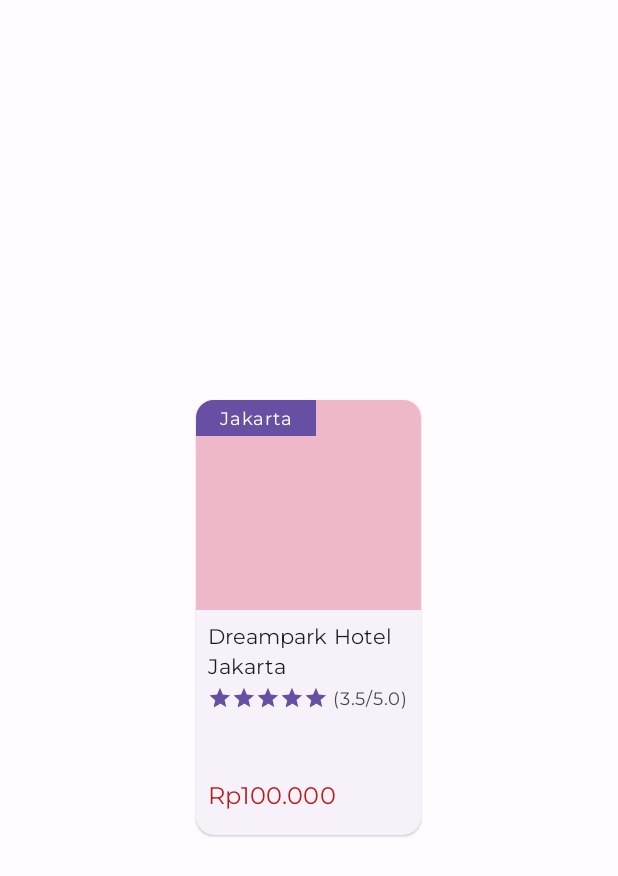
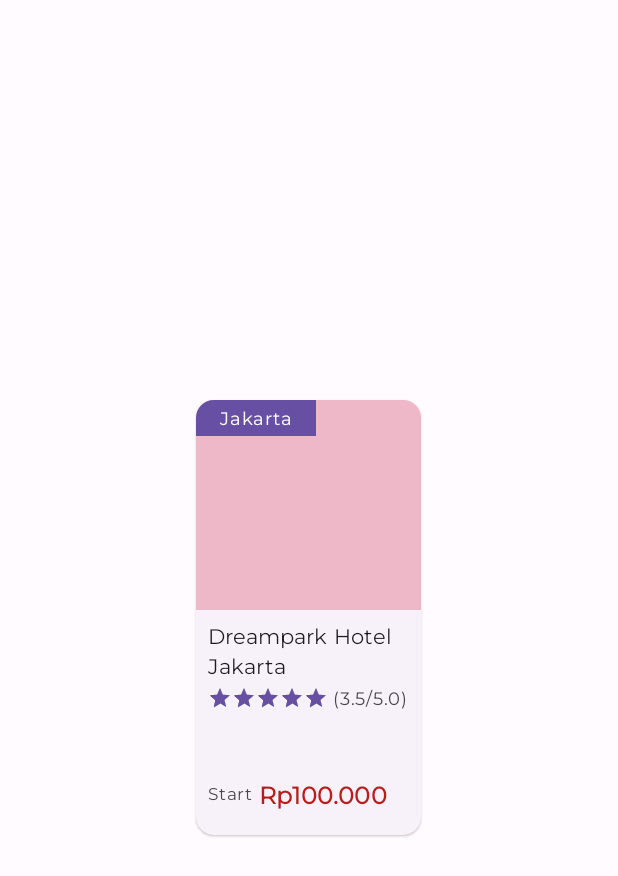
Before and after one commit to CC22-HO01-TravelokaSigapore-HotelRanks/hotel-ranking-app, an Android app: the layout card_hotel.xml on its own in the app's theme, with its tools: preview values and no code run, on a phone screen of 412 x 824 dp. Shown: the top 876 px of the screen. Run offline under Robolectric (Android 15) with nearby library versions, the phone set to English and light mode, and no system bars.

Commit message:
feat: add some components for better UX

```diff
--- a/app/src/main/java/com/c22ho01/hotelranking/ui/home/HomeGuestFragment.kt
+++ b/app/src/main/java/com/c22ho01/hotelranking/ui/home/HomeGuestFragment.kt
@@ -45,6 +45,9 @@ class HomeGuestFragment : Fragment() {
             )
             adapter = cardAdapter
             setHasFixedSize(true)
+            addItemDecoration(
+                CardAdapter.MarginItemDecoration(48)
+            )
         }
 
         homeViewModel.getFiveStar().observe(viewLifecycleOwner) {
--- a/app/src/main/java/com/c22ho01/hotelranking/ui/home/SearchActivity.kt
+++ b/app/src/main/java/com/c22ho01/hotelranking/ui/home/SearchActivity.kt
@@ -34,6 +34,9 @@ class SearchActivity : AppCompatActivity() {
         binding.rvSearch.apply {
             layoutManager = LinearLayoutManager(this@SearchActivity)
             adapter = searchAdapter
+            addItemDecoration(
+                SearchAdapter.MarginItemDecoration(48)
+            )
 //                .withLoadStateFooter(LoadingStateAdapter { searchAdapter.retry() })
         }
 
--- a/app/src/main/res/layout/activity_search.xml
+++ b/app/src/main/res/layout/activity_search.xml
@@ -1,6 +1,5 @@
 <?xml version="1.0" encoding="utf-8"?>
 <LinearLayout xmlns:android="http://schemas.android.com/apk/res/android"
-    xmlns:app="http://schemas.android.com/apk/res-auto"
     xmlns:tools="http://schemas.android.com/tools"
     android:layout_width="match_parent"
     android:layout_height="match_parent"
@@ -36,8 +35,6 @@
     <androidx.recyclerview.widget.RecyclerView
         android:id="@+id/rvSearch"
         android:layout_width="match_parent"
-        android:layout_height="match_parent"
-        android:layout_marginTop="16dp"
-        app:layoutManager="androidx.recyclerview.widget.LinearLayoutManager"
+        android:layout_height="wrap_content"
         tools:listitem="@layout/item_search" />
 </LinearLayout>
--- a/app/src/main/res/layout/card_hotel.xml
+++ b/app/src/main/res/layout/card_hotel.xml
@@ -6,7 +6,6 @@
     android:layout_width="150dp"
     android:layout_height="290dp"
     android:layout_gravity="center"
-    android:layout_marginHorizontal="16dp"
     android:layout_marginVertical="4dp"
     android:backgroundTint="?attr/colorSurface">
 
@@ -86,13 +85,25 @@
             tools:text="(3.5/5.0)" />
 
         <com.google.android.material.textview.MaterialTextView
+            android:id="@+id/startFrom"
+            android:layout_width="wrap_content"
+            android:layout_height="wrap_content"
+            android:layout_marginTop="2dp"
+            android:text="@string/start"
+            android:textAppearance="@style/TextAppearance.Material3.LabelSmall"
+            app:layout_constraintStart_toStartOf="@+id/ratingbar"
+            app:layout_constraintTop_toTopOf="@+id/tv_price" />
+
+        <com.google.android.material.textview.MaterialTextView
             android:id="@+id/tv_price"
             android:layout_width="wrap_content"
             android:layout_height="wrap_content"
+            android:layout_marginStart="4dp"
             android:textAppearance="@style/TextAppearance.HotelRanking.TitleMedium"
             android:textColor="?attr/colorError"
+            android:textStyle="bold"
             app:layout_constraintBottom_toBottomOf="parent"
-            app:layout_constraintStart_toStartOf="@+id/ratingbar"
+            app:layout_constraintStart_toEndOf="@+id/startFrom"
             tools:text="Rp100.000" />
     </androidx.constraintlayout.widget.ConstraintLayout>
 
--- a/app/src/main/res/layout/custom_search_bar.xml
+++ b/app/src/main/res/layout/custom_search_bar.xml
@@ -10,17 +10,20 @@
         android:layout_width="match_parent"
         android:layout_height="wrap_content"
         app:endIconMode="clear_text"
+        app:hintEnabled="false"
         app:startIconDrawable="@drawable/ic_search">
 
         <com.google.android.material.textfield.TextInputEditText
             android:id="@+id/etKeyword"
             style="@style/ThemeOverlay.Material3.TextInputEditText.OutlinedBox"
             android:layout_width="match_parent"
-            android:layout_height="wrap_content"
+            android:layout_height="match_parent"
+            android:hint="@string/search_hint"
             android:imeActionLabel="Search"
             android:imeOptions="actionSearch"
             android:inputType="text"
             android:maxLines="1"
+            app:hintTextColor="?attr/colorSurfaceVariant"
             tools:ignore="TextContrastCheck" />
 
     </com.google.android.material.textfield.TextInputLayout>
--- a/app/src/main/res/layout/fragment_home_guest.xml
+++ b/app/src/main/res/layout/fragment_home_guest.xml
@@ -140,7 +140,7 @@
 
             <androidx.recyclerview.widget.RecyclerView
                 android:id="@+id/rvTrending"
-                android:layout_width="match_parent"
+                android:layout_width="0dp"
                 android:layout_height="wrap_content"
                 android:layout_marginTop="16dp"
                 android:nestedScrollingEnabled="true"
@@ -160,7 +160,7 @@
                 app:layout_constraintTop_toBottomOf="@+id/rvTrending" />
 
             <ImageButton
-                android:id="@+id/btnArrorNearLocation"
+                android:id="@+id/btnNearLocation"
                 android:layout_width="wrap_content"
                 android:layout_height="wrap_content"
                 android:layout_marginEnd="16dp"
--- a/app/src/main/res/values/strings.xml
+++ b/app/src/main/res/values/strings.xml
@@ -51,7 +51,8 @@
     <string name="price">Rp%1$s.000</string>
     <string name="retry">Retry</string>
     <string name="free_refund">Free Refund</string>
-    <string name="start_from">Start</string>
+    <string name="start">Start</string>
     <string name="night">/night</string>
     <string name="cancel">Cancel</string>
+    <string name="start_from">Start from</string>
 </resources>
```
Also changed, not shown: app/src/main/java/com/c22ho01/hotelranking/adapter/CardAdapter.kt (+18 -0 lines), app/src/main/java/com/c22ho01/hotelranking/adapter/SearchAdapter.kt (+18 -0 lines), app/src/main/res/layout/item_search.xml (+5 -7 lines).
